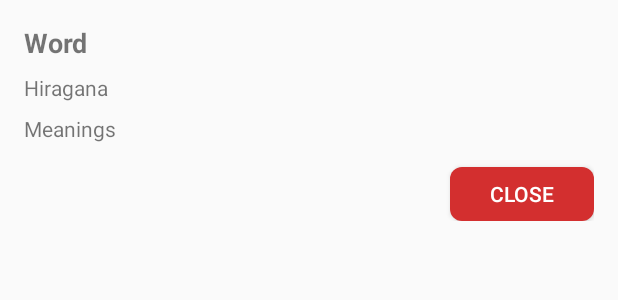
After one commit to MartvdZalm/KotobaTap, an Android app built with Jetpack Compose: the layout dialog_word_details.xml on its own in the app's theme, with its tools: preview values and no code run, on a phone screen of 412 x 824 dp. The commit adds this screen. Shown: the top 300 px of the screen. Run offline under Robolectric (Android 15) with nearby library versions, the phone set to English and light mode, and no system bars.

Commit message:
Improved the popup dialog

```diff
--- /dev/null
+++ b/app/src/main/res/drawable/button_background.xml
@@ -0,0 +1,5 @@
+<?xml version="1.0" encoding="utf-8"?>
+<selector xmlns:android="http://schemas.android.com/apk/res/android">
+    <item android:state_pressed="true" android:drawable="@drawable/button_pressed" />
+    <item android:drawable="@drawable/button_normal" />
+</selector>
--- /dev/null
+++ b/app/src/main/res/drawable/button_normal.xml
@@ -0,0 +1,5 @@
+<?xml version="1.0" encoding="utf-8"?>
+<shape xmlns:android="http://schemas.android.com/apk/res/android">
+    <solid android:color="#D32F2F" />
+    <corners android:radius="8dp" />
+</shape>
--- /dev/null
+++ b/app/src/main/res/drawable/button_pressed.xml
@@ -0,0 +1,5 @@
+<?xml version="1.0" encoding="utf-8"?>
+<shape xmlns:android="http://schemas.android.com/apk/res/android">
+    <solid android:color="#C2185B" />
+    <corners android:radius="8dp" />
+</shape>
--- /dev/null
+++ b/app/src/main/res/layout/dialog_word_details.xml
@@ -0,0 +1,46 @@
+<?xml version="1.0" encoding="utf-8"?>
+<LinearLayout xmlns:android="http://schemas.android.com/apk/res/android"
+    android:layout_width="match_parent"
+    android:layout_height="wrap_content"
+    android:orientation="vertical"
+    android:padding="16dp">
+
+    <TextView
+        android:id="@+id/tvWord"
+        android:layout_width="match_parent"
+        android:layout_height="wrap_content"
+        android:text="@string/word"
+        android:textSize="18sp"
+        android:textStyle="bold"/>
+
+    <TextView
+        android:id="@+id/tvHiragana"
+        android:layout_width="match_parent"
+        android:layout_height="wrap_content"
+        android:text="@string/hiragana"
+        android:layout_marginTop="8dp" />
+
+    <ScrollView
+        android:layout_width="match_parent"
+        android:layout_height="wrap_content"
+        android:layout_marginTop="8dp"
+        android:layout_marginBottom="8dp">
+
+        <TextView
+            android:id="@+id/tvMeanings"
+            android:layout_width="match_parent"
+            android:layout_height="wrap_content"
+            android:text="@string/meanings"/>
+    </ScrollView>
+
+    <Button
+        android:id="@+id/closeButton"
+        android:layout_width="96dp"
+        android:layout_height="36dp"
+        android:text="@string/close"
+        android:textColor="@android:color/white"
+        android:background="@drawable/button_background"
+        android:layout_gravity="end"
+        android:layout_marginTop="8dp" />
+
+</LinearLayout>
--- a/app/src/main/res/values/strings.xml
+++ b/app/src/main/res/values/strings.xml
@@ -1,3 +1,7 @@
 <resources>
     <string name="app_name">Kotoba Tap</string>
+    <string name="close">Close</string>
+    <string name="meanings">Meanings</string>
+    <string name="word">Word</string>
+    <string name="hiragana">Hiragana</string>
 </resources>
```
Also changed, not shown: app/src/main/java/com/example/kotobatap/ui/screens/ReaderScreen.kt (+85 -94 lines), 2 other files.
